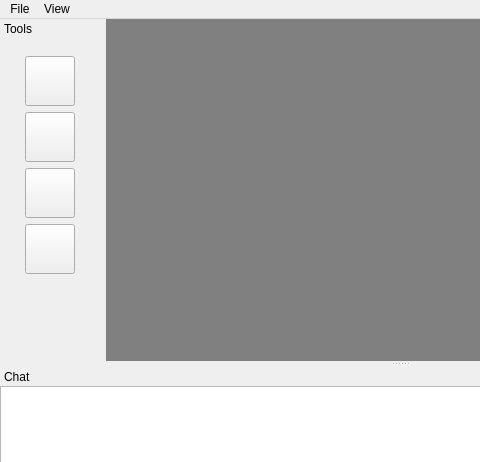
nickrak/RaptorPaint, file RaptorPaint/mainwindow.ui: the form before one commit; both pictures show x 0 to 480 and y 0 to 462 of the 800 by 600 pixel window.
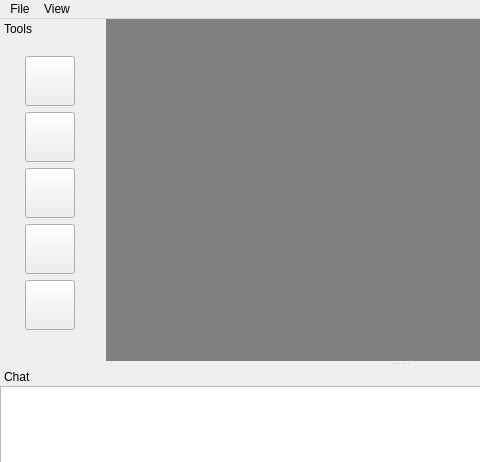
The form after the commit. Icons and pictures are not drawn. Custom widgets are drawn as their Qt base class.

Commit message: Added color picker box to the toolbox

```diff
--- a/RaptorPaint/mainwindow.ui
+++ b/RaptorPaint/mainwindow.ui
@@ -134,7 +134,7 @@
    <property name="minimumSize">
     <size>
      <width>100</width>
-     <height>292</height>
+     <height>334</height>
     </size>
    </property>
    <property name="maximumSize">
@@ -181,11 +181,8 @@
          <height>0</height>
         </size>
        </property>
-       <layout class="QFormLayout" name="formLayout">
-        <property name="fieldGrowthPolicy">
-         <enum>QFormLayout::FieldsStayAtSizeHint</enum>
-        </property>
-        <item row="0" column="0">
+       <layout class="QVBoxLayout" name="verticalLayout_2">
+        <item>
          <widget class="QPushButton" name="paintbrush">
           <property name="sizePolicy">
            <sizepolicy hsizetype="Minimum" vsizetype="Minimum">
@@ -226,7 +223,7 @@
           </property>
          </widget>
         </item>
-        <item row="1" column="0">
+        <item>
          <widget class="QPushButton" name="pencil">
           <property name="minimumSize">
            <size>
@@ -255,7 +252,7 @@
           </property>
          </widget>
         </item>
-        <item row="2" column="0">
+        <item>
          <widget class="QPushButton" name="eraser">
           <property name="minimumSize">
            <size>
@@ -284,7 +281,7 @@
           </property>
          </widget>
         </item>
-        <item row="3" column="0">
+        <item>
          <widget class="QPushButton" name="type">
           <property name="minimumSize">
            <size>
@@ -313,7 +310,26 @@
           </property>
          </widget>
         </item>
-        <item row="4" column="0">
+        <item>
+         <widget class="QPushButton" name="color">
+          <property name="minimumSize">
+           <size>
+            <width>50</width>
+            <height>50</height>
+           </size>
+          </property>
+          <property name="maximumSize">
+           <size>
+            <width>50</width>
+            <height>50</height>
+           </size>
+          </property>
+          <property name="text">
+           <string/>
+          </property>
+         </widget>
+        </item>
+        <item>
          <spacer name="verticalSpacer">
           <property name="orientation">
            <enum>Qt::Vertical</enum>
```
